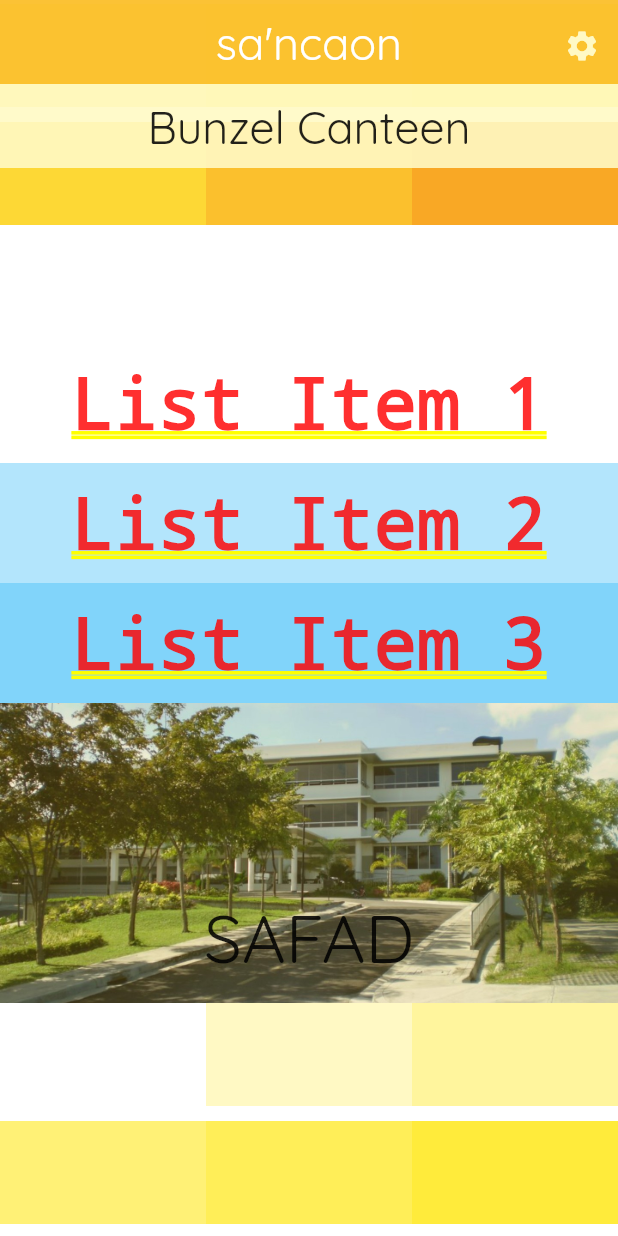
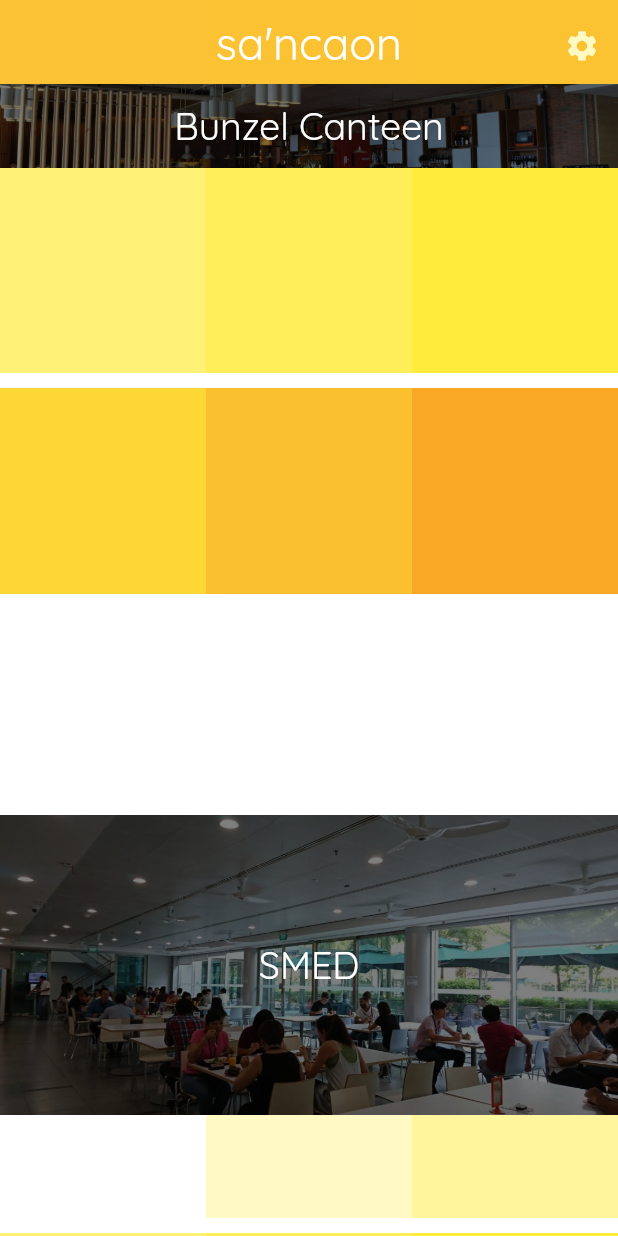
Before and after one commit to dani-dumalagan/daneca, a Flutter app: the screen it shows after launch, scrolled down 576 dp, on a phone screen of 412 x 824 dp. Run offline on Flutter 3.47's test engine with Material 2 defaults, Android fonts, the phone set to English and light mode, and no system bars.

Commit message:
collapsible canteen header with picture YAY

```diff
--- a/daneca_yo/lib/home.dart
+++ b/daneca_yo/lib/home.dart
@@ -1,5 +1,46 @@
 import 'package:flutter/material.dart';
-import 'collapsing.dart';
+
+class HeaderCanteen extends StatelessWidget { // ------> for CANTEEN HEADERS
+  final String canteenImage;
+  final String canteenName;
+
+  HeaderCanteen({this.canteenImage, this.canteenName});
+
+  @override
+  Widget build(BuildContext context) {
+    return new SliverAppBar(
+              pinned: true,
+              // shape: new RoundedRectangleBorder(
+              //    borderRadius: new BorderRadius.circular(20.0)
+              // ),
+              expandedHeight: 200.0,
+              titleSpacing: 0.0,
+              elevation: 0.0,
+              flexibleSpace: Stack(
+                children: <Widget>[
+                  new Positioned.fill(
+                      child: Image.asset(
+                    canteenImage,
+                    fit: BoxFit.cover,
+                  )),
+                  new Container(
+                    color: Colors.black.withOpacity(.5),
+                    child: new Center(
+                      child: new Text(
+                      canteenName,
+                      style: TextStyle(
+                        color: Colors.white,
+                        fontSize: 25.0,
+                        fontFamily: "Quicksand",
+                        fontWeight: FontWeight.w100
+                      ),)
+                    )
+                      )
+                ],
+              ),
+            );
+}
+}
 
 class HomePage extends StatelessWidget {
   const HomePage({Key key}) : super(key: key);
@@ -60,7 +101,7 @@ class HomePage extends StatelessWidget {
                 ),
               ),
             ),
-            new SliverList(
+            new SliverList( // -------------------------------------------> Sliver FIX !!
                 delegate: new SliverChildBuilderDelegate(
               (BuildContext context, int index) {
                 return new Container(
@@ -68,7 +109,7 @@ class HomePage extends StatelessWidget {
                       decoration: BoxDecoration(
                         border: Border.all()
                       ),
-                      height: 60.0,
+                      height: 100.0,
                       child: new Center(
                         child: new Text(
                           "select a canteen",
@@ -89,41 +130,31 @@ class HomePage extends StatelessWidget {
               childCount: 1, // howMany
             )),
 // __________________________________________________________________________________________________________________ //
-            new SliverAppBar(
-              pinned: true,
-              // shape: new RoundedRectangleBorder(
-              //    borderRadius: new BorderRadius.circular(40.0)
-              // ),
-              expandedHeight: 200.0,
-              titleSpacing: 0.0,
-              elevation: 0.0,
-              // backgroundColor: Colors.transparent,
-              backgroundColor: Colors.yellow[100].withOpacity(0.9),
-              // backgroundColor: Colors.white10, // ------> transparent appBar
-              // backgroundColor: Colors.yellow[700], // ------> yellow appBar
-              // backgroundColor: Colors.white, // ------> white appBar
-              flexibleSpace: new FlexibleSpaceBar(
-                background: Image.asset(
-                  "assets/images/picsafad.jpg",
-                  fit: BoxFit.cover,
-                ),
-                centerTitle: true,
-                titlePadding: new EdgeInsets.only(top: 10.0),
-                title: new Container(
-                  child: new Text(
-                    "Bunzel Canteen",
-                    style: new TextStyle(
-                        color: Colors.black87, // ------> white text
-                        // color: Colors.yellow[700], // ------> yellow text
-                        // color: Colors.black87,
-                        fontFamily: "Quicksand",
-                        fontSize: 30.0,
-                        fontWeight: FontWeight.w100),
-                  ),
-                  padding: EdgeInsets.only(bottom: 10.0, top: 0.0),
-                ),
+            new HeaderCanteen(canteenImage: 'assets/images/canteen.jpg', canteenName: "Bunzel Canteen",),
+            new SliverGrid(
+              gridDelegate: new SliverGridDelegateWithMaxCrossAxisExtent(
+                // ------> size&Positoning
+                maxCrossAxisExtent: 200.0, // overallGridSpaceHeight
+                mainAxisSpacing: 10.0, // betweenRows
+                crossAxisSpacing: 0.0, // betweenColumns
+                childAspectRatio: 1.0, // widthPerMainAxisSpacing
+              ),
+              delegate: new SliverChildBuilderDelegate(
+                // loopLike
+                (BuildContext context, int index) {
+                  return new Container(
+                    alignment: Alignment.center,
+                    color: Colors.yellow[100 * (index % 9)],
+                    // child: new Text('ello $index'),
+                    // child: Icon(Icons.thumb_down),
+                    // child: Image.asset('assets/images/burger.jpg'),
+                  );
+                },
+                childCount: 10, // howMany
               ),
             ),
+// __________________________________________________________________________________________________________________ //
+           HeaderCanteen(canteenImage: 'assets/images/canteen2.jpg', canteenName: "SMED",),
             new SliverGrid(
               gridDelegate: new SliverGridDelegateWithMaxCrossAxisExtent(
                 // ------> size&Positoning
@@ -146,90 +177,6 @@ class HomePage extends StatelessWidget {
                 childCount: 10, // howMany
               ),
             ),
-            new SliverFixedExtentList( // ------> list
-              itemExtent: 80.0, // itemHeight
-              delegate: new SliverChildBuilderDelegate( // loopLike
-                (BuildContext context, int index) {
-                  return new Container(
-                    alignment: Alignment.center,
-                    color: Colors.lightBlue[100 * (index % 9)],
-                    child: new Text('List Item ${index+1}'),
-                  );
-                },
-                childCount: 3
-              ),
-            ),
-// __________________________________________________________________________________________________________________ //
-            new SliverAppBar(
-              pinned: true,
-              // shape: new RoundedRectangleBorder(
-              //    borderRadius: new BorderRadius.circular(40.0)
-              // ),
-              expandedHeight: 200.0,
-              titleSpacing: 0.0,
-              elevation: 0.0,
-              // backgroundColor: Colors.transparent,
-              backgroundColor: Colors.yellow[300].withOpacity(0.9),
-              // backgroundColor: Colors.white10, // ------> transparent appBar
-              // backgroundColor: Colors.yellow[700], // ------> yellow appBar
-              // backgroundColor: Colors.white, // ------> white appBar
-              flexibleSpace: new FlexibleSpaceBar(
-                background: Image.asset(
-                  "assets/images/picsafad.jpg",
-                  fit: BoxFit.cover,
-                ),
-                centerTitle: true,
-                titlePadding: new EdgeInsets.only(top: 10.0),
-                title: new Container(
-                  child: new Text(
-                    "SAFAD",
-                    style: new TextStyle(
-                        color: Colors.black87, // ------> white text
-                        // color: Colors.yellow[700], // ------> yellow text
-                        // color: Colors.black87,
-                        fontFamily: "Quicksand",
-                        fontSize: 30.0,
-                        fontWeight: FontWeight.w100),
-                  ),
-                  padding: EdgeInsets.only(bottom: 10.0, top: 0.0),
-                ),
-              ),
-            ),
-            new SliverGrid(
-              gridDelegate: new SliverGridDelegateWithMaxCrossAxisExtent(
-                // ------> size&Positoning
-                maxCrossAxisExtent: 200.0, // overallGridSpaceHeight
-                mainAxisSpacing: 10.0, // betweenRows
-                crossAxisSpacing: 0.0, // betweenColumns
-                childAspectRatio: 2.0, // widthPerMainAxisSpacing
-              ),
-              delegate: new SliverChildBuilderDelegate(
-                // loopLike
-                (BuildContext context, int index) {
-                  return new Container(
-                    alignment: Alignment.center,
-                    color: Colors.yellow[100 * (index % 9)],
-                    // child: new Text('ello $index'),
-                    // child: Icon(Icons.thumb_down),
-                    // child: Image.asset('assets/images/burger.jpg'),
-                  );
-                },
-                childCount: 10, // howMany
-              ),
-            ),
-            new SliverFixedExtentList( // ------> list
-              itemExtent: 80.0, // itemHeight
-              delegate: new SliverChildBuilderDelegate( // loopLike
-                (BuildContext context, int index) {
-                  return new Container(
-                    alignment: Alignment.center,
-                    color: Colors.lightBlue[100 * (index % 9)],
-                    child: new Text('List Item ${index+1}'),
-                  );
-                },
-                childCount: 3
-              ),
-            ),
           ],
         ), // ------> CustomScrollView (x)
       ), // ------> Container (x)
```
